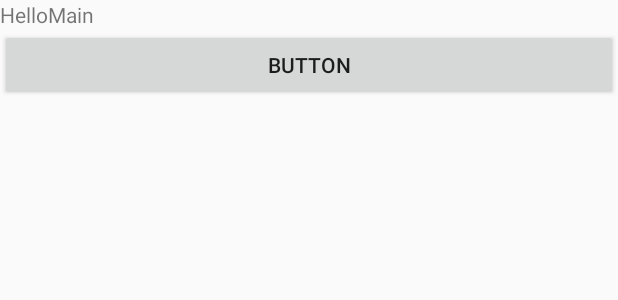
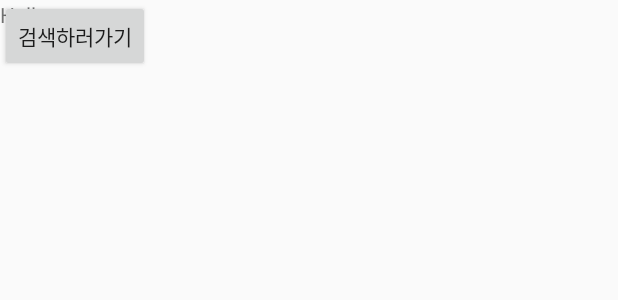
Before and after one commit to Indian966/BookSearch, an Android app: the layout activity_main.xml on its own in the app's theme, with its tools: preview values and no code run, on a phone screen of 412 x 824 dp. Shown: the top 300 px of the screen. Run offline under Robolectric (Android 15) with nearby library versions, the phone set to English and light mode, and no system bars.

```diff
--- a/app/src/main/res/layout/activity_main.xml
+++ b/app/src/main/res/layout/activity_main.xml
@@ -1,17 +1,22 @@
 <?xml version="1.0" encoding="utf-8"?>
-<LinearLayout xmlns:android="http://schemas.android.com/apk/res/android"
-    android:orientation="vertical" android:layout_width="match_parent"
-    android:layout_height="match_parent">
+<RelativeLayout xmlns:android="http://schemas.android.com/apk/res/android"
+    android:layout_width="match_parent"
+    android:layout_height="match_parent"
+    android:orientation="vertical">
 
     <TextView
-        android:id="@+id/textView"
-        android:layout_width="match_parent"
+        android:id="@+id/Tittle"
+        android:layout_width="wrap_content"
         android:layout_height="wrap_content"
-        android:text="HelloMain" />
+        android:text="Hello"
+        android:visibility="visible" />
 
     <Button
         android:id="@+id/button"
-        android:layout_width="match_parent"
+        android:onClick="onClick"
+        android:layout_width="wrap_content"
         android:layout_height="wrap_content"
-        android:text="Button" />
-</LinearLayout>
+        android:text="검색하러가기" />
+
+
+</RelativeLayout>
```
Also changed, not shown: app/src/main/AndroidManifest.xml (+2 -5 lines), app/src/main/java/kr/ac/jbnu/se/stkim/activities/MainActivity.java (renamed from app/src/main/java/kr/ac/jbnu/se/stkim/activities/MainMenuActivity.java, +13 -3 lines), 2 other files.
